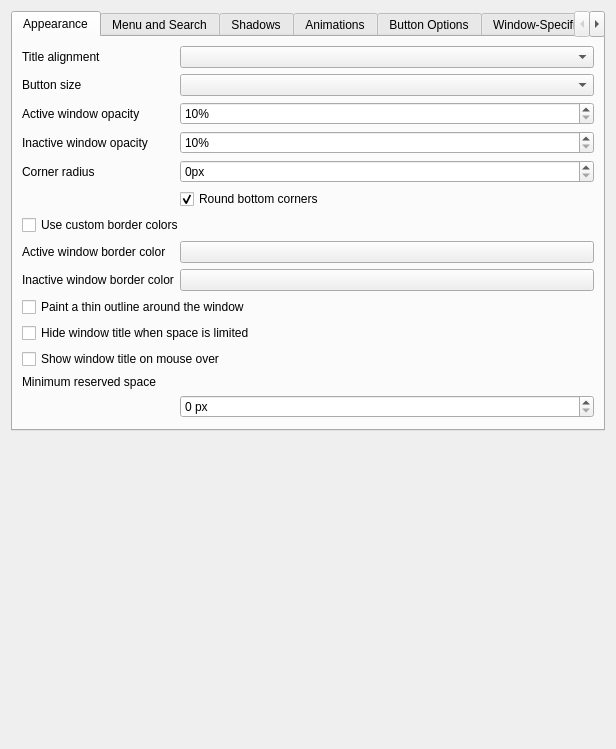
Qt form src/kcm/config.ui (guiodic/material-decoration) before a commit.
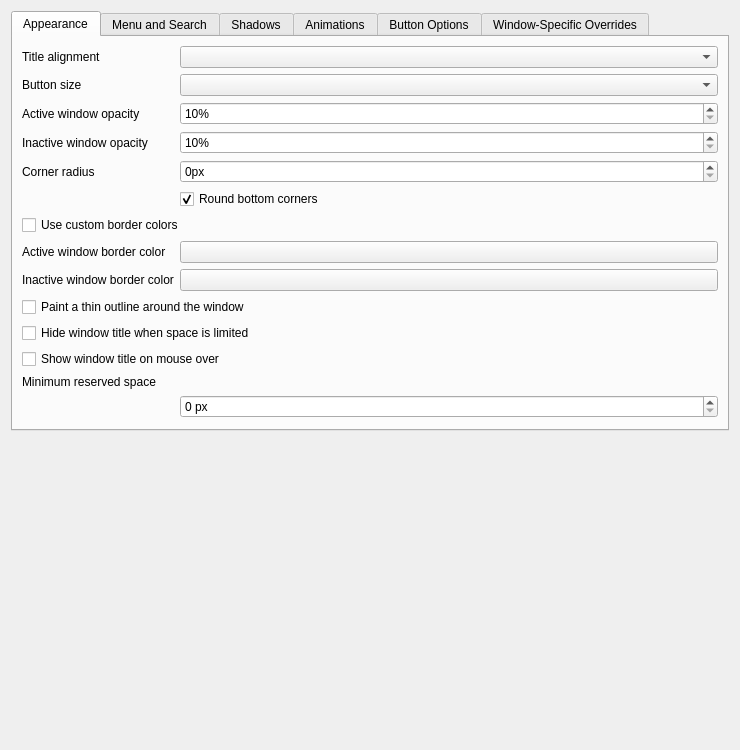
The same form after that commit. Custom widgets are drawn as their Qt base class.

Patch:
```diff
--- a/src/kcm/config.ui
+++ b/src/kcm/config.ui
@@ -6,8 +6,8 @@
    <rect>
     <x>0</x>
     <y>0</y>
-    <width>616</width>
-    <height>749</height>
+    <width>740</width>
+    <height>750</height>
    </rect>
   </property>
   <property name="windowTitle">
```
